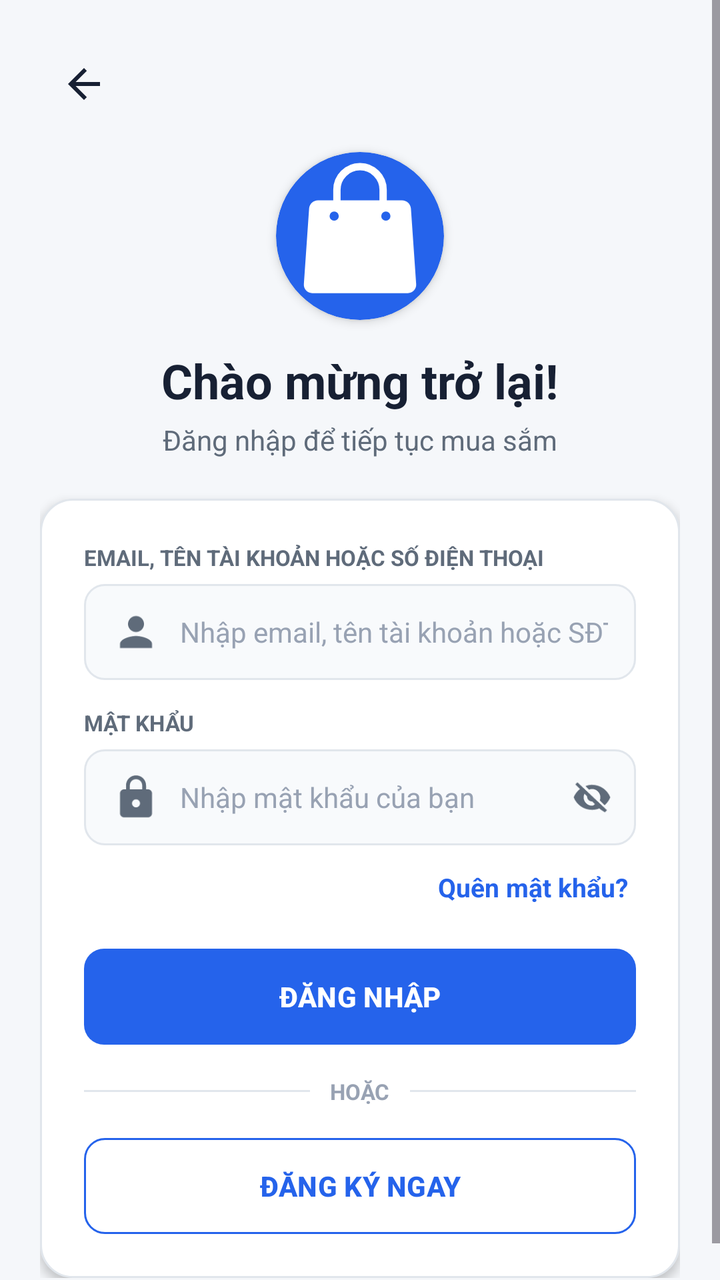
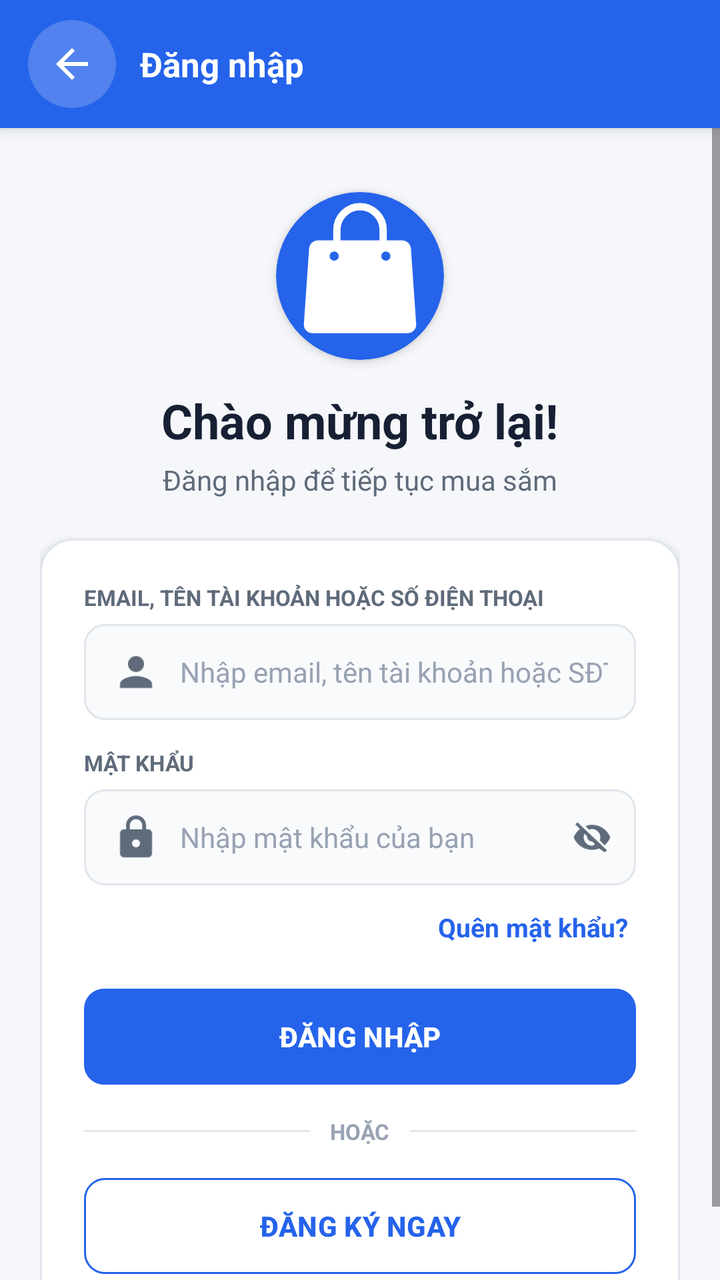

Before-and-after screenshots of an Android layout around one commit, followed by the original layout XML and the change that was made.
<!-- AndroidManifest.xml: application theme Theme.Ecommerce -->
<!-- res/layout/activity_login.xml -->
<?xml version="1.0" encoding="utf-8"?>
<ScrollView xmlns:android="http://schemas.android.com/apk/res/android"
    xmlns:app="http://schemas.android.com/apk/res-auto"
    xmlns:tools="http://schemas.android.com/tools"
    android:layout_width="match_parent"
    android:layout_height="match_parent"
    android:background="@color/page_background"
    android:fillViewport="true"
    tools:context=".LoginActivity">

    <LinearLayout
        android:layout_width="match_parent"
        android:layout_height="wrap_content"
        android:gravity="center"
        android:orientation="vertical"
        android:padding="20dp">

        <ImageButton
            android:id="@+id/btnBackToHome"
            style="@style/AppToolbarBackButton"
            android:layout_gravity="start" />

        <com.google.android.material.card.MaterialCardView
            android:layout_width="84dp"
            android:layout_height="84dp"
            android:layout_marginTop="12dp"
            app:cardBackgroundColor="@color/primary"
            app:cardCornerRadius="42dp"
            app:cardElevation="3dp"
            app:strokeWidth="0dp">

            <ImageView
                android:layout_width="match_parent"
                android:layout_height="match_parent"
                android:contentDescription="Logo ứng dụng"
                android:scaleType="centerCrop"
                android:scaleX="1.35"
                android:scaleY="1.35"
                android:src="@drawable/ic_launcher_foreground" />
        </com.google.android.material.card.MaterialCardView>

        <TextView
            android:id="@+id/tvTitle"
            android:layout_width="wrap_content"
            android:layout_height="wrap_content"
            android:layout_marginTop="14dp"
            android:text="Chào mừng trở lại!"
            android:textColor="@color/text_primary"
            android:textSize="24sp"
            android:textStyle="bold" />

        <TextView
            android:layout_width="wrap_content"
            android:layout_height="wrap_content"
            android:layout_marginTop="4dp"
            android:layout_marginBottom="20dp"
            android:text="Đăng nhập để tiếp tục mua sắm"
            android:textColor="@color/text_secondary"
            android:textSize="14sp" />

        <LinearLayout
            android:layout_width="match_parent"
            android:layout_height="wrap_content"
            android:background="@drawable/bg_card_white"
            android:elevation="3dp"
            android:orientation="vertical"
            android:padding="22dp">

            <TextView
                android:layout_width="wrap_content"
                android:layout_height="wrap_content"
                android:text="EMAIL, TÊN TÀI KHOẢN HOẶC SỐ ĐIỆN THOẠI"
                android:textColor="@color/text_secondary"
                android:textSize="11sp"
                android:textStyle="bold" />

            <EditText
                android:id="@+id/edtEmail"
                android:layout_width="match_parent"
                android:layout_height="48dp"
                android:layout_marginTop="6dp"
                android:layout_marginBottom="14dp"
                android:background="@drawable/bg_input"
                android:drawableStart="@drawable/ic_person"
                android:drawablePadding="10dp"
                android:hint="Nhập email, tên tài khoản hoặc SĐT"
                android:imeOptions="actionNext"
                android:inputType="text"
                android:maxLines="1"
                android:paddingHorizontal="14dp"
                android:textColor="@color/text_primary"
                android:textColorHint="@color/text_tertiary"
                android:textSize="14sp" />

            <TextView
                android:layout_width="wrap_content"
                android:layout_height="wrap_content"
                android:text="MẬT KHẨU"
                android:textColor="@color/text_secondary"
                android:textSize="11sp"
                android:textStyle="bold" />

            <RelativeLayout
                android:layout_width="match_parent"
                android:layout_height="wrap_content"
                android:layout_marginTop="6dp"
                android:layout_marginBottom="8dp">

                <EditText
                    android:id="@+id/edtPassword"
                    android:layout_width="match_parent"
                    android:layout_height="48dp"
                    android:background="@drawable/bg_input"
                    android:drawableStart="@drawable/ic_lock"
                    android:drawablePadding="10dp"
                    android:hint="Nhập mật khẩu của bạn"
                    android:imeOptions="actionDone"
                    android:inputType="textPassword"
                    android:maxLines="1"
                    android:paddingStart="14dp"
                    android:paddingEnd="46dp"
                    android:textColor="@color/text_primary"
                    android:textColorHint="@color/text_tertiary"
                    android:textSize="14sp" />

                <ImageView
                    android:id="@+id/btnTogglePassword"
                    android:layout_width="44dp"
                    android:layout_height="48dp"
                    android:layout_alignParentEnd="true"
                    android:layout_centerVertical="true"
                    android:background="?attr/selectableItemBackgroundBorderless"
                    android:clickable="true"
                    android:contentDescription="Ẩn hiện mật khẩu"
                    android:focusable="true"
                    android:padding="12dp"
                    android:src="@drawable/ic_visibility_off"
                    app:tint="@color/text_secondary" />
            </RelativeLayout>

            <LinearLayout
                android:layout_width="match_parent"
                android:layout_height="wrap_content"
                android:layout_marginBottom="18dp"
                android:gravity="end"
                android:orientation="horizontal">

                <TextView
                    android:id="@+id/tvForgotPassword"
                    android:layout_width="wrap_content"
                    android:layout_height="wrap_content"
                    android:background="?attr/selectableItemBackgroundBorderless"
                    android:clickable="true"
                    android:focusable="true"
                    android:paddingHorizontal="4dp"
                    android:paddingVertical="4dp"
                    android:text="Quên mật khẩu?"
                    android:textColor="@color/primary"
                    android:textSize="13sp"
                    android:textStyle="bold" />
            </LinearLayout>

            <FrameLayout
                android:layout_width="match_parent"
                android:layout_height="48dp">

                <Button
                    android:id="@+id/btnLogin"
                    android:layout_width="match_parent"
                    android:layout_height="48dp"
                    android:background="@drawable/bg_primary_button"
                    android:text="ĐĂNG NHẬP"
                    android:textColor="@color/white"
                    android:textSize="14sp"
                    android:textStyle="bold"
                    app:backgroundTint="@null" />

                <ProgressBar
                    android:id="@+id/progressBarLogin"
                    android:layout_width="26dp"
                    android:layout_height="26dp"
                    android:layout_gravity="center"
                    android:indeterminate="true"
                    android:indeterminateTint="@color/white"
                    android:visibility="gone" />
            </FrameLayout>

            <LinearLayout
                android:layout_width="match_parent"
                android:layout_height="wrap_content"
                android:layout_marginVertical="16dp"
                android:gravity="center_vertical"
                android:orientation="horizontal">

                <View
                    android:layout_width="0dp"
                    android:layout_height="1dp"
                    android:layout_weight="1"
                    android:background="@color/card_stroke" />

                <TextView
                    android:layout_width="wrap_content"
                    android:layout_height="wrap_content"
                    android:paddingHorizontal="10dp"
                    android:text="HOẶC"
                    android:textColor="@color/text_tertiary"
                    android:textSize="11sp"
                    android:textStyle="bold" />

                <View
                    android:layout_width="0dp"
                    android:layout_height="1dp"
                    android:layout_weight="1"
                    android:background="@color/card_stroke" />
            </LinearLayout>

            <Button
                android:id="@+id/btnRegister"
                android:layout_width="match_parent"
                android:layout_height="48dp"
                android:background="@drawable/bg_secondary_button"
                android:text="ĐĂNG KÝ NGAY"
                android:textColor="@color/primary"
                android:textSize="14sp"
                android:textStyle="bold"
                app:backgroundTint="@null" />
        </LinearLayout>
    </LinearLayout>
</ScrollView>
<!-- resources referenced by this layout -->
<resources>
  <color name="card_stroke">#FFE1E6EC</color>
  <color name="page_background">#FFF5F7FA</color>
  <color name="primary">#FF2563EB</color>
  <color name="text_primary">#FF172033</color>
  <color name="text_secondary">#FF5F6B7A</color>
  <color name="text_tertiary">#FF98A2B3</color>
  <color name="white">#FFFFFFFF</color>
  <!-- drawable bg_card_white (drawable) -->
  <?xml version="1.0" encoding="utf-8"?>
  <shape xmlns:android="http://schemas.android.com/apk/res/android">
      <solid android:color="@color/white" />
      <corners android:radius="16dp" />
      <stroke android:width="1dp" android:color="@color/card_stroke" />
  </shape>
  <!-- drawable bg_input (drawable) -->
  <?xml version="1.0" encoding="utf-8"?>
  <shape xmlns:android="http://schemas.android.com/apk/res/android">
      <solid android:color="@color/input_background" />
      <corners android:radius="10dp" />
      <stroke android:width="1dp" android:color="@color/card_stroke" />
  </shape>
  <!-- drawable bg_primary_button (drawable) -->
  <?xml version="1.0" encoding="utf-8"?>
  <shape xmlns:android="http://schemas.android.com/apk/res/android">
      <solid android:color="@color/primary" />
      <corners android:radius="10dp" />
  </shape>
  <!-- drawable bg_secondary_button (drawable) -->
  <?xml version="1.0" encoding="utf-8"?>
  <shape xmlns:android="http://schemas.android.com/apk/res/android">
      <solid android:color="@color/white" />
      <corners android:radius="10dp" />
      <stroke android:width="1dp" android:color="@color/primary" />
  </shape>
  <!-- drawable ic_person (drawable) -->
  <?xml version="1.0" encoding="utf-8"?>
  <vector xmlns:android="http://schemas.android.com/apk/res/android" android:width="24dp" android:height="24dp" android:viewportWidth="24" android:viewportHeight="24">
      <path android:fillColor="#FF5F6B7A" android:pathData="M12,12c2.21,0 4,-1.79 4,-4s-1.79,-4 -4,-4 -4,1.79 -4,4 1.79,4 4,4zM12,14c-2.67,0 -8,1.34 -8,4v2h16v-2c0,-2.66 -5.33,-4 -8,-4z"/>
  </vector>
  <style name="AppToolbarBackButton" parent="Widget.AppCompat.ImageButton">
          <item name="android:layout_width">44dp</item>
          <item name="android:layout_height">44dp</item>
          <item name="android:background">?attr/selectableItemBackgroundBorderless</item>
          <item name="android:contentDescription">Quay lại</item>
          <item name="android:padding">10dp</item>
          <item name="android:src">@drawable/ic_arrow_back</item>
          <item name="android:tint">@color/text_primary</item>
      </style>
  <style name="Theme.Ecommerce" parent="Base.Theme.Ecommerce" />
  <color name="input_background">#FFF8FAFC</color>
  <!-- drawable ic_arrow_back (drawable) -->
  <?xml version="1.0" encoding="utf-8"?>
  <vector xmlns:android="http://schemas.android.com/apk/res/android" android:width="24dp" android:height="24dp" android:viewportWidth="24" android:viewportHeight="24">
      <path android:fillColor="#FF172033" android:pathData="M20,11H7.83l5.59,-5.59L12,4l-8,8 8,8 1.41,-1.41L7.83,13H20v-2z"/>
  </vector>
  <style name="Base.Theme.Ecommerce" parent="Theme.Material3.DayNight.NoActionBar">
          
          
      </style>
  <!-- unchanged entries left out for length: 3 -->
</resources>

<!-- the commit's change to res/layout/activity_login.xml (unified diff, before → after) -->
@@ -1,12 +1,35 @@
 <?xml version="1.0" encoding="utf-8"?>
-<ScrollView xmlns:android="http://schemas.android.com/apk/res/android"
+<LinearLayout xmlns:android="http://schemas.android.com/apk/res/android"
     xmlns:app="http://schemas.android.com/apk/res-auto"
     xmlns:tools="http://schemas.android.com/tools"
     android:layout_width="match_parent"
     android:layout_height="match_parent"
     android:background="@color/page_background"
-    android:fillViewport="true"
+    android:orientation="vertical"
     tools:context=".LoginActivity">
+
+    <LinearLayout
+        android:id="@+id/topBar"
+        style="@style/AppToolbar">
+
+        <ImageButton
+            android:id="@+id/btnBackToHome"
+            style="@style/AppToolbarBackButton" />
+
+        <TextView
+            style="@style/AppToolbarTitle"
+            android:layout_width="0dp"
+            android:layout_height="wrap_content"
+            android:layout_marginStart="12dp"
+            android:layout_weight="1"
+            android:text="Đăng nhập" />
+    </LinearLayout>
+
+    <ScrollView
+        android:layout_width="match_parent"
+        android:layout_height="0dp"
+        android:layout_weight="1"
+        android:fillViewport="true">
 
     <LinearLayout
         android:layout_width="match_parent"
@@ -14,11 +37,6 @@
         android:gravity="center"
         android:orientation="vertical"
         android:padding="20dp">
-
-        <ImageButton
-            android:id="@+id/btnBackToHome"
-            style="@style/AppToolbarBackButton"
-            android:layout_gravity="start" />
 
         <com.google.android.material.card.MaterialCardView
             android:layout_width="84dp"
@@ -226,4 +244,5 @@
                 app:backgroundTint="@null" />
         </LinearLayout>
     </LinearLayout>
-</ScrollView>
+    </ScrollView>
+</LinearLayout>
<!-- resource entries referenced after the edit -->
@@ -39,17 +39,37 @@
   <vector xmlns:android="http://schemas.android.com/apk/res/android" android:width="24dp" android:height="24dp" android:viewportWidth="24" android:viewportHeight="24">
       <path android:fillColor="#FF5F6B7A" android:pathData="M12,12c2.21,0 4,-1.79 4,-4s-1.79,-4 -4,-4 -4,1.79 -4,4 1.79,4 4,4zM12,14c-2.67,0 -8,1.34 -8,4v2h16v-2c0,-2.66 -5.33,-4 -8,-4z"/>
   </vector>
+  <style name="AppToolbar">
+          <item name="android:layout_width">match_parent</item>
+          <item name="android:layout_height">64dp</item>
+          <item name="android:background">@color/primary</item>
+          <item name="android:gravity">center_vertical</item>
+          <item name="android:orientation">horizontal</item>
+          <item name="android:paddingHorizontal">14dp</item>
+          <item name="android:elevation">4dp</item>
+      </style>
   <style name="AppToolbarBackButton" parent="Widget.AppCompat.ImageButton">
           <item name="android:layout_width">44dp</item>
           <item name="android:layout_height">44dp</item>
-          <item name="android:background">?attr/selectableItemBackgroundBorderless</item>
+          <item name="android:background">@drawable/bg_toolbar_icon_button</item>
           <item name="android:contentDescription">Quay lại</item>
           <item name="android:padding">10dp</item>
           <item name="android:src">@drawable/ic_arrow_back</item>
-          <item name="android:tint">@color/text_primary</item>
+          <item name="android:tint">@color/white</item>
+      </style>
+  <style name="AppToolbarTitle">
+          <item name="android:textColor">@color/white</item>
+          <item name="android:textSize">17sp</item>
+          <item name="android:textStyle">bold</item>
       </style>
   <style name="Theme.Ecommerce" parent="Base.Theme.Ecommerce" />
   <color name="input_background">#FFF8FAFC</color>
+  <!-- drawable bg_toolbar_icon_button (drawable) -->
+  <?xml version="1.0" encoding="utf-8"?>
+  <shape xmlns:android="http://schemas.android.com/apk/res/android"
+      android:shape="oval">
+      <solid android:color="#33FFFFFF" />
+  </shape>
   <!-- drawable ic_arrow_back (drawable) -->
   <?xml version="1.0" encoding="utf-8"?>
   <vector xmlns:android="http://schemas.android.com/apk/res/android" android:width="24dp" android:height="24dp" android:viewportWidth="24" android:viewportHeight="24">
